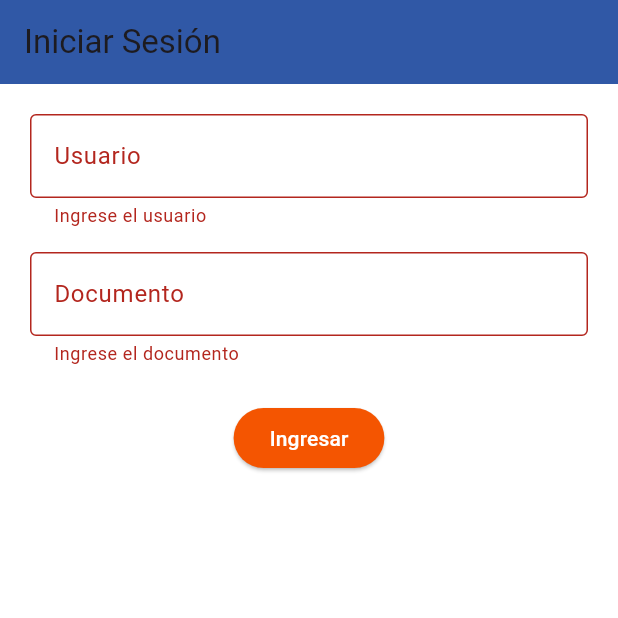
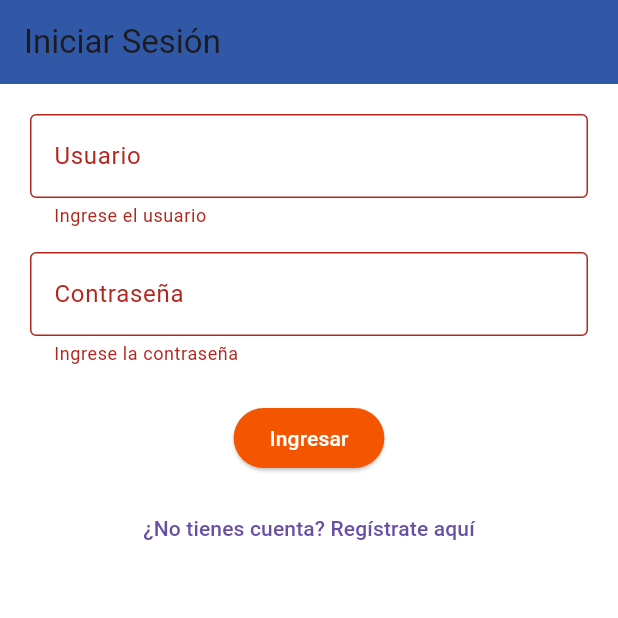
Before and after one commit to DouzZ4/moviles-2, a Flutter app: the screen it shows after launch, after a tap on "Ingresar", on a phone screen of 412 x 824 dp, the top half of it. Run offline on Flutter 3.47's test engine with Material 3 defaults, Android fonts, the phone set to English and light mode, and no system bars; our stand-ins replace cloud_firestore, firebase_core, sqflite, sqflite_common_ffi; accounts and stored records are empty.

Commit message:
he's alive

```diff
--- a/lib/main.dart
+++ b/lib/main.dart
@@ -4,6 +4,8 @@
 import 'package:firebase_core/firebase_core.dart';
 import 'firebase_options.dart';
 import 'package:provider/provider.dart';
+import 'dart:io';
+import 'package:sqflite_common_ffi/sqflite_ffi.dart';
 
 // Importa tus ViewModels
 import 'package:checkinc/viewmodels/usuario_viewmodel.dart';
@@ -11,9 +13,15 @@
 
 // Importa tu vista inicial
 import 'package:checkinc/views/login_view.dart';
+import 'package:checkinc/views/glucosa/glucosa_form_view.dart';
 
 void main() async {
   WidgetsFlutterBinding.ensureInitialized();
+  // Inicializa databaseFactoryFfi para escritorio
+  if (Platform.isWindows || Platform.isLinux || Platform.isMacOS) {
+    sqfliteFfiInit();
+    databaseFactory = databaseFactoryFfi;
+  }
   await Firebase.initializeApp(
     options: DefaultFirebaseOptions.currentPlatform,
   );
@@ -39,6 +47,15 @@
           scaffoldBackgroundColor: Colors.white,
         ),
         home: const LoginView(),
+        onGenerateRoute: (settings) {
+          if (settings.name == '/glucosa/formulario') {
+            final idUsuario = settings.arguments as String;
+            return MaterialPageRoute(
+              builder: (_) => GlucosaFormView(idUsuario: idUsuario),
+            );
+          }
+          return null;
+        },
       ),
     );
   }
--- a/lib/models/usuario_model.dart
+++ b/lib/models/usuario_model.dart
@@ -8,6 +8,7 @@ class UsuarioModel {
   final String correo;
   final String username;
   final int documento;
+  final String contrasena;
 
   UsuarioModel({
     required this.id,
@@ -17,6 +18,7 @@ class UsuarioModel {
     required this.correo,
     required this.username,
     required this.documento,
+    required this.contrasena,
   });
 
   // Para Firestore
@@ -29,6 +31,7 @@ class UsuarioModel {
       correo: data['correo'] ?? '',
       username: data['username'] ?? '',
       documento: data['documento'] ?? 0,
+      contrasena: data['contrasena'] ?? '',
     );
   }
 
@@ -40,6 +43,7 @@ class UsuarioModel {
       'correo': correo,
       'username': username,
       'documento': documento,
+      'contrasena': contrasena,
     };
   }
 
@@ -53,6 +57,7 @@ class UsuarioModel {
       correo: map['correo'],
       username: map['username'],
       documento: map['documento'],
+      contrasena: map['contrasena'],
     );
   }
 
@@ -65,6 +70,7 @@ class UsuarioModel {
       'correo': correo,
       'username': username,
       'documento': documento,
+      'contrasena': contrasena,
     };
   }
 }
--- a/lib/views/glucosa/glucosa_form_view.dart
+++ b/lib/views/glucosa/glucosa_form_view.dart
@@ -114,6 +114,7 @@ class _GlucosaFormViewState extends State<GlucosaFormView> {
                 decoration: const InputDecoration(
                   labelText: 'Fecha',
                   border: OutlineInputBorder(),
+                  hintText: 'Ej: 2025-07-02',
                 ),
                 validator: (value) {
                   if (_fechaSeleccionada == null) {
--- a/lib/views/login_view.dart
+++ b/lib/views/login_view.dart
@@ -5,6 +5,7 @@ import 'package:provider/provider.dart';
 import 'package:checkinc/viewmodels/usuario_viewmodel.dart';
 import 'package:checkinc/models/usuario_model.dart';
 import 'dashboard_view.dart';
+import 'register_view.dart';
 
 class LoginView extends StatefulWidget {
   const LoginView({super.key});
@@ -17,29 +18,23 @@ class _LoginViewState extends State<LoginView> {
   final _formKey = GlobalKey<FormState>();
   final _usernameController = TextEditingController();
   final _documentoController = TextEditingController();
+  final _contrasenaController = TextEditingController();
 
   @override
   void dispose() {
     _usernameController.dispose();
     _documentoController.dispose();
+    _contrasenaController.dispose();
     super.dispose();
   }
 
   void _iniciarSesion() async {
     if (_formKey.currentState!.validate()) {
       final username = _usernameController.text.trim();
-      final doc = int.tryParse(_documentoController.text.trim());
-
-      if (doc == null) {
-        _mostrarMensaje('Documento inválido');
-        return;
-      }
-
+      final contrasena = _contrasenaController.text.trim();
       final vm = Provider.of<UsuarioViewModel>(context, listen: false);
       await vm.cargarUsuariosDesdeLocal();
-
-      final usuario = vm.obtenerPorUsernameYDocumento(username, doc);
-
+      final usuario = vm.obtenerPorUsernameYContrasena(username, contrasena);
       if (usuario != null) {
         _mostrarMensaje('Bienvenido, ${usuario.nombres}');
         Navigator.pushReplacement(
@@ -47,7 +42,7 @@ class _LoginViewState extends State<LoginView> {
           MaterialPageRoute(builder: (_) => DashboardView(usuario: usuario)),
         );
       } else {
-        _mostrarMensaje('Usuario no encontrado');
+        _mostrarMensaje('Usuario o contraseña incorrectos');
       }
     }
   }
@@ -82,14 +77,14 @@ class _LoginViewState extends State<LoginView> {
               ),
               const SizedBox(height: 16),
               TextFormField(
-                controller: _documentoController,
-                keyboardType: TextInputType.number,
+                controller: _contrasenaController,
+                obscureText: true,
                 decoration: const InputDecoration(
-                  labelText: 'Documento',
+                  labelText: 'Contraseña',
                   border: OutlineInputBorder(),
                 ),
                 validator: (value) =>
-                    value == null || value.isEmpty ? 'Ingrese el documento' : null,
+                    value == null || value.isEmpty ? 'Ingrese la contraseña' : null,
               ),
               const SizedBox(height: 24),
               ElevatedButton(
@@ -100,6 +95,16 @@ class _LoginViewState extends State<LoginView> {
                 ),
                 child: const Text('Ingresar'),
               ),
+              const SizedBox(height: 12),
+              TextButton(
+                onPressed: () {
+                  Navigator.push(
+                    context,
+                    MaterialPageRoute(builder: (_) => RegisterView()),
+                  );
+                },
+                child: const Text('¿No tienes cuenta? Regístrate aquí'),
+              ),
             ],
           ),
         ),
--- a/pubspec.yaml
+++ b/pubspec.yaml
@@ -41,6 +41,7 @@ dependencies:
   # Use with the CupertinoIcons class for iOS style icons.
   cupertino_icons: ^1.0.8
   uuid: ^4.5.1
+  sqflite_common_ffi: ^2.3.0
 
 dev_dependencies:
   flutter_test:
```
Also changed, not shown: lib/services/local_db_service.dart (+8 -0 lines), lib/viewmodels/usuario_viewmodel.dart (+11 -0 lines), lib/views/register_view.dart (+14 -0 lines), pubspec.lock.
